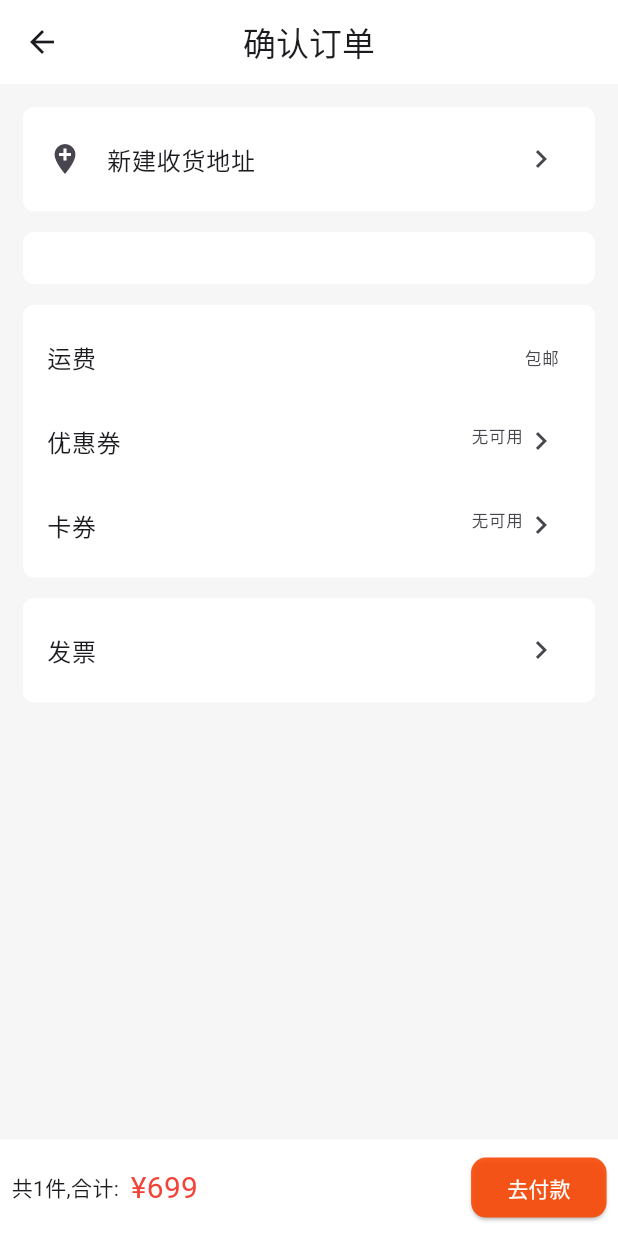
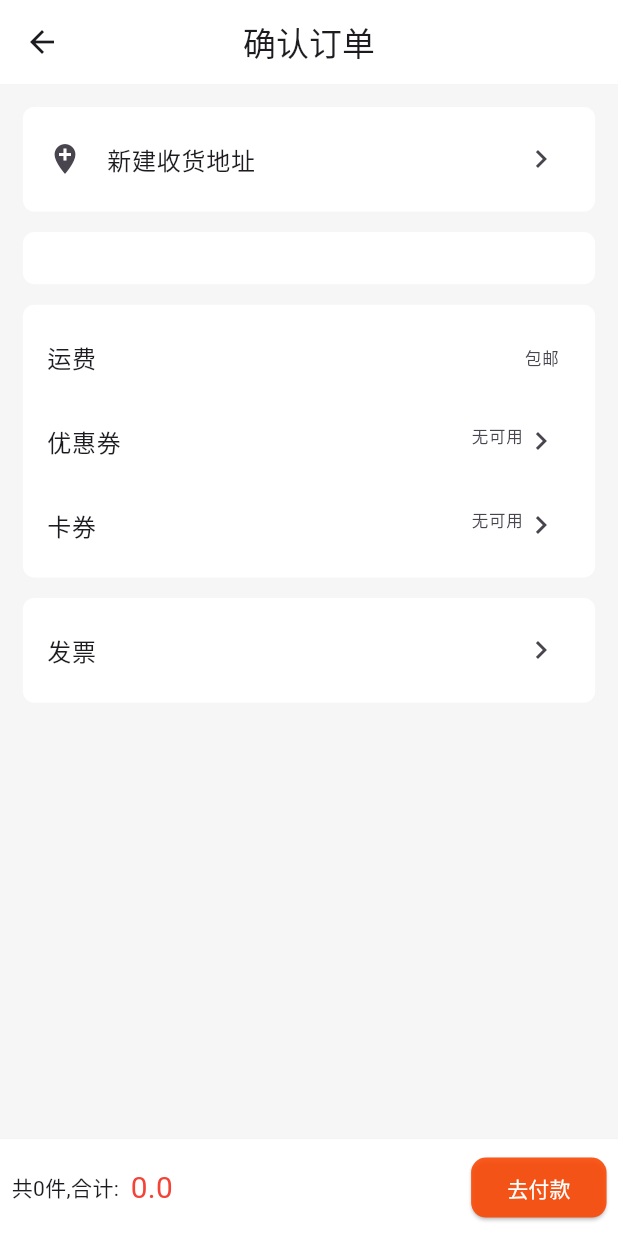
Before and after one commit to nicoleandlilli/xmshop, a Flutter app: the CheckoutView screen opened by its route, on a phone screen of 412 x 824 dp. Run offline on Flutter 3.47's test engine with Material 3 defaults, Android fonts, the phone set to English and light mode, and no system bars; our stand-ins replace dio, flutter_html, flutter_screenutil, flutter_swiper_view, get, pin_code_fields and 1 more; missing offline and left inert: city_pickers; accounts and stored records are empty; network calls fail.

Commit message:
确认订单界面计算总价

```diff
--- a/lib/app/modules/checkout/controllers/checkout_controller.dart
+++ b/lib/app/modules/checkout/controllers/checkout_controller.dart
@@ -12,6 +12,9 @@ class CheckoutController extends GetxController {
   RxList checkoutList = [].obs;
   HttpsClient httpsClient = HttpsClient();
   RxList<AddressItemModel> addressList=<AddressItemModel>[].obs;
+
+  RxDouble allPrice = 0.0.obs;
+  RxInt allNum = 0.obs;
 
   @override
   void onInit() {
@@ -33,6 +36,7 @@ class CheckoutController extends GetxController {
   getCheckoutData() async {
     List tempList = await Storage.getData("checkoutList");
     checkoutList.value = tempList;
+    computedAllPrice();
     update();
   }
 
@@ -57,4 +61,16 @@ class CheckoutController extends GetxController {
       update();
     }
   }
+
+  //计算总价
+  computedAllPrice() {
+    double tempAllPrice = 0.0;
+    int tempNum = 0;
+    for (var i = 0; i < checkoutList.length; i++) {
+      tempAllPrice += checkoutList[i]["price"] * checkoutList[i]["count"];
+      tempNum += checkoutList[i]["count"] as int;
+    }
+    allNum.value = tempNum;
+    allPrice.value = tempAllPrice;
+  }
 }
--- a/lib/app/modules/checkout/views/checkout_view.dart
+++ b/lib/app/modules/checkout/views/checkout_view.dart
@@ -181,12 +181,12 @@ class CheckoutView extends GetView<CheckoutController>{
               Row(
                 children: [
                   SizedBox(width: ScreenAdapter.width(20)),
-                  const Text("共1件,合计:"),
+                  Obx(() => Text("共${controller.allNum.value}件,合计:")),
                   SizedBox(width: ScreenAdapter.width(20)),
-                  Text("¥699",
+                  Obx(() => Text("${controller.allPrice.value}",
                       style: TextStyle(
                           fontSize: ScreenAdapter.fontSize(58),
-                          color: Colors.red)),
+                          color: Colors.red))),
                   SizedBox(width: ScreenAdapter.width(20)),
                 ],
               ),
```
